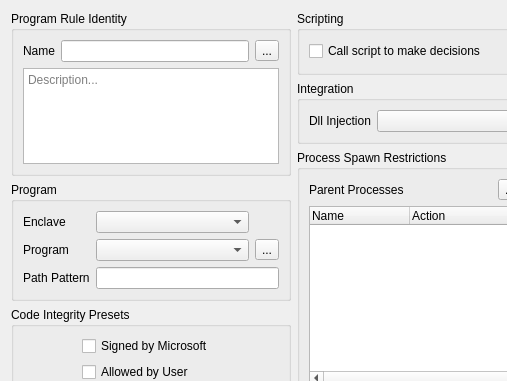
Old version of the form MajorPrivacy/Forms/ProgramRuleWnd.ui in the repository xanasoft/MajorPrivacy; both pictures show x 0 to 507 and y 0 to 381 of the 605 by 678 pixel window.
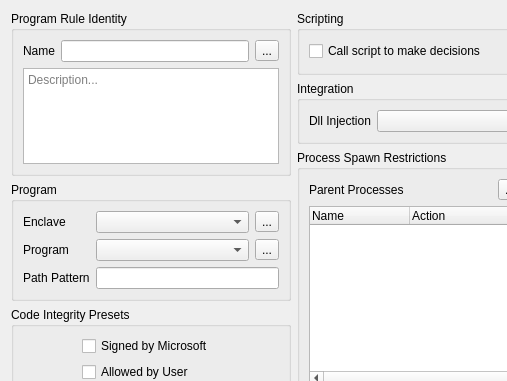
New version of the form.

```diff
--- a/MajorPrivacy/Forms/ProgramRuleWnd.ui
+++ b/MajorPrivacy/Forms/ProgramRuleWnd.ui
@@ -161,6 +161,13 @@
         <item row="0" column="1">
          <widget class="QComboBox" name="cmbEnclave"/>
         </item>
+        <item row="0" column="2">
+         <widget class="QToolButton" name="btnEnclave">
+          <property name="text">
+           <string>...</string>
+          </property>
+         </widget>
+        </item>
        </layout>
       </widget>
      </item>
```
